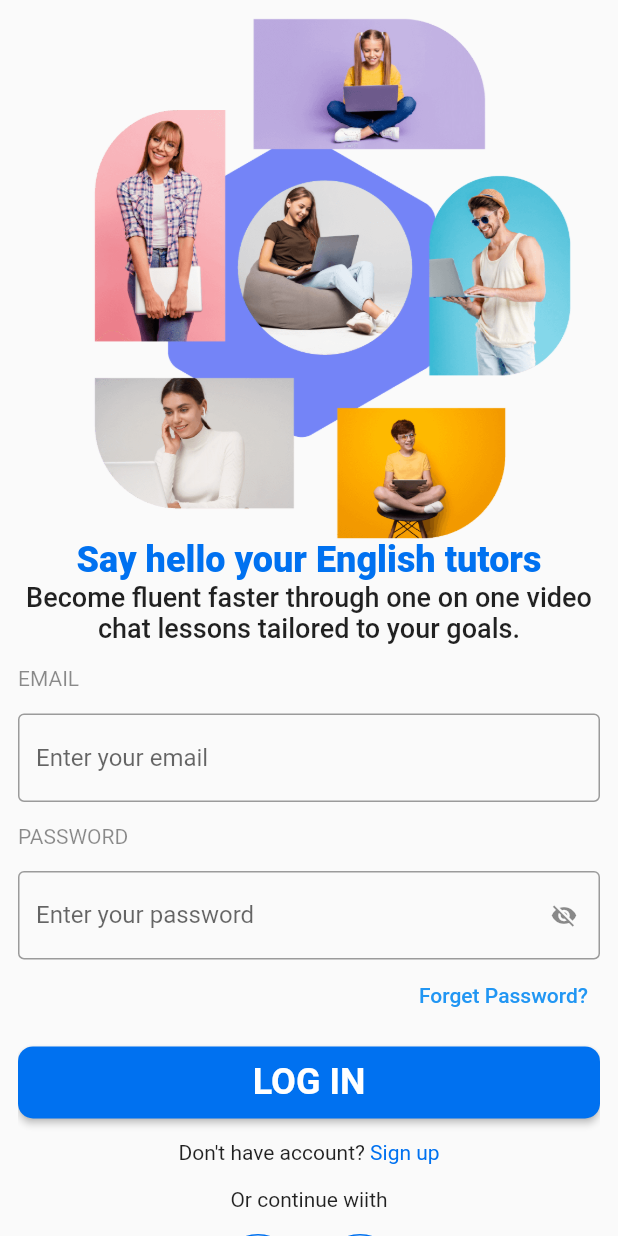
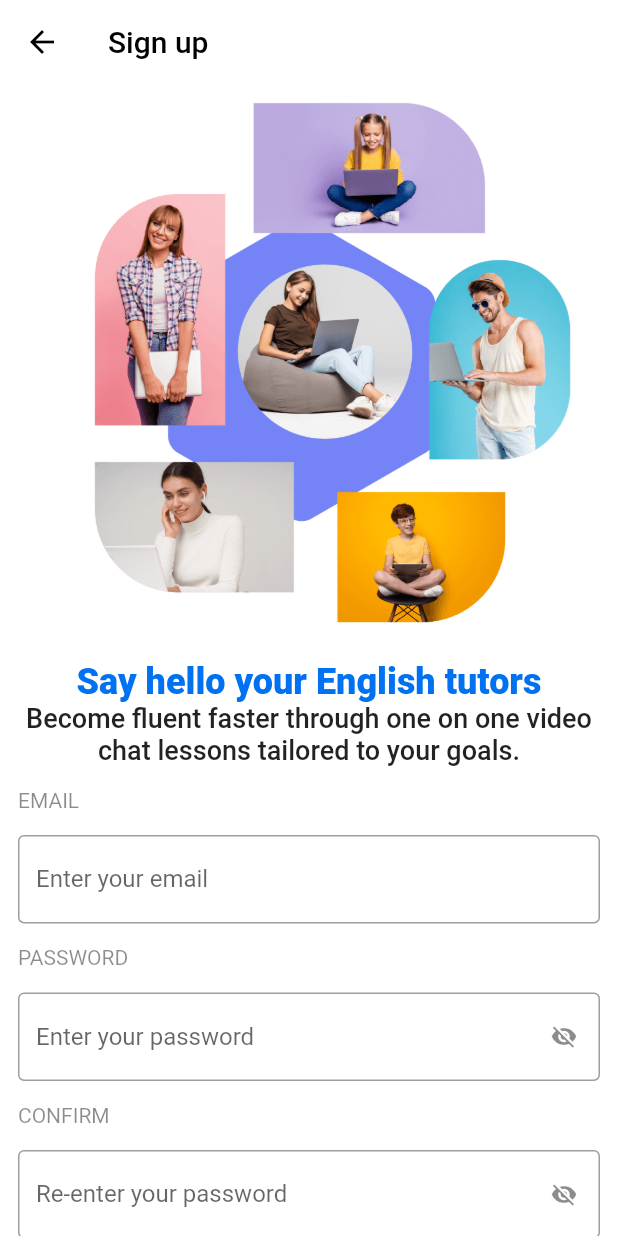
Before and after one commit to phamduygit/lettutor-app, a Flutter app: the screen it shows after launch, after a tap on "Sign up", on a phone screen of 412 x 824 dp. Run offline on Flutter 3.47's test engine with Material 2 defaults, Android fonts, the phone set to English and light mode, and no system bars; our stand-ins replace flutter_svg.

Commit message:
add forgot password screen, register screen

```diff
--- a/lib/main.dart
+++ b/lib/main.dart
@@ -1,7 +1,9 @@
 import 'package:flutter/material.dart';
+import 'package:lettutor_app/screens/Auth/login_screen.dart';
+import 'package:lettutor_app/screens/Auth/register_screen.dart';
 // import 'package:lettutor_app/screens/OnBoarding/on_boarding.dart';
 
-import 'screens/Auth/login_screen.dart';
+// import 'screens/Auth/login_screen.dart';
 
 void main() {
   runApp(const MyApp());
--- a/lib/screens/Auth/Components/border_icon_button.dart
+++ b/lib/screens/Auth/Components/border_icon_button.dart
@@ -15,11 +15,11 @@ class BorderIconButton extends StatelessWidget {
       child: Container(
         padding: const EdgeInsets.all(5),
         decoration: BoxDecoration(
-          borderRadius: BorderRadius.circular(100),
           border: Border.all(
             width: 1,
             color: mainColor,
           ),
+          shape: BoxShape.circle
         ),
         child: SvgPicture.asset(
           iconName,
--- a/lib/screens/Auth/Components/form_field.dart
+++ /dev/null
@@ -1,80 +0,0 @@
-import 'package:flutter/material.dart';
-import 'default_button.dart';
-import 'secure_text_field.dart';
-
-class MyFormField extends StatefulWidget {
-  const MyFormField({Key? key}) : super(key: key);
-
-  @override
-  _MyFormFieldState createState() => _MyFormFieldState();
-}
-
-class _MyFormFieldState extends State<MyFormField> {
-  final _text = TextEditingController();
-  bool _validate = false;
-  void isClickLogin() {
-    setState(() {
-      _text.text.isEmpty ? _validate = true : _validate = false;
-    });
-  }
-
-  @override
-  void dispose() {
-    _text.dispose();
-    super.dispose();
-  }
-
-  @override
-  Widget build(BuildContext context) {
-    return Column(
-      children: [
-        Row(
-          mainAxisAlignment: MainAxisAlignment.start,
-          children: const [
-            Text(
-              "EMAIL",
-              style: TextStyle(color: Colors.black45),
-              textAlign: TextAlign.left,
-            ),
-          ],
-        ),
-        const SizedBox(height: 15),
-        TextField(
-          keyboardType: TextInputType.emailAddress,
-          decoration: InputDecoration(
-            border: const OutlineInputBorder(),
-            hintText: 'Enter your email',
-            errorText: _validate ? 'Value Can\'t Be Empty' : null,
-          ),
-        ),
-        const SizedBox(height: 15),
-        Row(
-          mainAxisAlignment: MainAxisAlignment.start,
-          children: const [
-            Text(
-              "PASSWORD",
-              style: TextStyle(color: Colors.black45),
-              textAlign: TextAlign.left,
-            ),
-          ],
-        ),
-        const SizedBox(height: 15),
-        const SecureTextField(),
-        Row(
-          mainAxisAlignment: MainAxisAlignment.end,
-          children: [
-            TextButton(
-              child: const Text("Forget Password?"),
-              onPressed: () {},
-            )
-          ],
-        ),
-        const SizedBox(height: 10),
-        DefaultButton(
-          content: 'LOG IN',
-          press: isClickLogin,
-        ),
-      ],
-    );
-  }
-}
--- /dev/null
+++ b/lib/screens/Auth/Components/introduction_app.dart
@@ -0,0 +1,33 @@
+import 'package:flutter/material.dart';
+import 'package:lettutor_app/contants.dart';
+
+class IntroductionApp extends StatelessWidget {
+  const IntroductionApp({
+    Key? key,
+  }) : super(key: key);
+
+  @override
+  Widget build(BuildContext context) {
+    return Column(
+      children: [
+        Image.asset("assets/images/loginImage.png"),
+        const SizedBox(height: 25),
+        const Text(
+          "Say hello your English tutors",
+          style: TextStyle(
+            color: mainColor,
+            fontSize: 24,
+            fontWeight: FontWeight.w800,
+          ),
+          textAlign: TextAlign.center,
+        ),
+        const Text(
+          "Become fluent faster through one on one video chat lessons tailored to your goals.",
+          style:
+              TextStyle(fontSize: 18, fontWeight: FontWeight.w500),
+          textAlign: TextAlign.center,
+        ),
+      ],
+    );
+  }
+}
--- /dev/null
+++ b/lib/screens/Auth/Components/login_fb_gg.dart
@@ -0,0 +1,37 @@
+import 'package:flutter/material.dart';
+
+import 'border_icon_button.dart';
+
+class LoginFacebookGoogle extends StatelessWidget {
+  const LoginFacebookGoogle({
+    Key? key,
+  }) : super(key: key);
+
+  @override
+  Widget build(BuildContext context) {
+    return Column(
+      children: [
+        const Text("Or continue wiith"),
+        const SizedBox(height: 15),
+        Row(
+          mainAxisAlignment: MainAxisAlignment.center,
+          children: [
+            InkWell(
+              child: const BorderIconButton(
+                  iconName: "assets/images/icons8-google.svg"),
+              onTap: () {},
+              borderRadius: BorderRadius.circular(50),
+            ),
+            const SizedBox(width: 20),
+            InkWell(
+              child: const BorderIconButton(
+                  iconName: "assets/images/icons8-facebook.svg"),
+              onTap: () {},
+              borderRadius: BorderRadius.circular(50),
+            ),
+          ],
+        ),
+      ],
+    );
+  }
+}
--- /dev/null
+++ b/lib/screens/Auth/Components/login_form_field.dart
@@ -0,0 +1,50 @@
+import 'package:flutter/material.dart';
+import 'package:lettutor_app/screens/Auth/Components/normal_form_field.dart';
+import 'package:lettutor_app/screens/Auth/forgot_password.dart';
+import 'default_button.dart';
+import 'secure_text_field.dart';
+
+class MyFormField extends StatefulWidget {
+  const MyFormField({Key? key}) : super(key: key);
+
+  @override
+  _MyFormFieldState createState() => _MyFormFieldState();
+}
+
+class _MyFormFieldState extends State<MyFormField> {
+  @override
+  Widget build(BuildContext context) {
+    return Column(
+      children: [
+        const NormalFormField(
+            titleTextFiled: "EMAIL", placeHolder: "Enter your email"),
+        const SizedBox(height: 15),
+        const SecureTextField(
+            titleTextFiled: "PASSWORD", placeHolder: "Enter your password"),
+        Row(
+          mainAxisAlignment: MainAxisAlignment.end,
+          children: [
+            TextButton(
+              child: const Text("Forget Password?"),
+              onPressed: () {
+                Navigator.push(
+                  context,
+                  MaterialPageRoute(
+                    builder: (context) {
+                      return const ForgotPasswordScreen();
+                    },
+                  ),
+                );
+              },
+            )
+          ],
+        ),
+        const SizedBox(height: 10),
+        DefaultButton(
+          content: 'LOG IN',
+          press: () {},
+        ),
+      ],
+    );
+  }
+}
--- /dev/null
+++ b/lib/screens/Auth/Components/normal_form_field.dart
@@ -0,0 +1,32 @@
+import 'package:flutter/material.dart';
+
+class NormalFormField extends StatelessWidget {
+  const NormalFormField({Key? key, required this.titleTextFiled, required this.placeHolder}) : super(key: key);
+  final String titleTextFiled;
+  final String placeHolder;
+  @override
+  Widget build(BuildContext context) {
+    return Column(
+      children: [
+        Row(
+          mainAxisAlignment: MainAxisAlignment.start,
+          children: [
+            Text(
+              titleTextFiled,
+              style: const TextStyle(color: Colors.black45),
+              textAlign: TextAlign.left,
+            ),
+          ],
+        ),
+        const SizedBox(height: 15),
+        TextField(
+          keyboardType: TextInputType.emailAddress,
+          decoration: InputDecoration(
+            border: const OutlineInputBorder(),
+            hintText: placeHolder,
+          ),
+        ),
+      ],
+    );
+  }
+}
--- a/lib/screens/Auth/Components/normal_text_field.dart
+++ /dev/null
@@ -1 +0,0 @@
-// import 'package:flutter/material.dart';
--- /dev/null
+++ b/lib/screens/Auth/Components/register_form_field.dart
@@ -0,0 +1,32 @@
+import 'package:flutter/material.dart';
+
+import 'default_button.dart';
+import 'normal_form_field.dart';
+import 'secure_text_field.dart';
+
+class RegisterFormField extends StatefulWidget {
+  const RegisterFormField({ Key? key }) : super(key: key);
+
+  @override
+  _RegisterFormFieldState createState() => _RegisterFormFieldState();
+}
+
+class _RegisterFormFieldState extends State<RegisterFormField> {
+  @override
+  Widget build(BuildContext context) {
+    return Column(
+      children: [
+        const NormalFormField(titleTextFiled: "EMAIL", placeHolder: "Enter your email"),
+        const SizedBox(height: 15),
+        const SecureTextField(titleTextFiled: "PASSWORD", placeHolder: "Enter your password",),
+        const SizedBox(height: 15),
+        const SecureTextField(titleTextFiled: "CONFIRM", placeHolder: "Re-enter your password",),
+        const SizedBox(height: 10),
+        DefaultButton(
+          content: 'LOG IN',
+          press: () {},
+        ),
+      ],
+    );
+  }
+}
--- a/lib/screens/Auth/Components/secure_text_field.dart
+++ b/lib/screens/Auth/Components/secure_text_field.dart
@@ -2,9 +2,10 @@ import 'package:flutter/material.dart';
 
 class SecureTextField extends StatefulWidget {
   const SecureTextField({
-    Key? key,
+    Key? key, required this.titleTextFiled, required this.placeHolder,
   }) : super(key: key);
-
+  final String titleTextFiled;
+  final String placeHolder;
   @override
   State<SecureTextField> createState() => _SecureTextFieldState();
 }
@@ -21,11 +22,24 @@ class _SecureTextFieldState extends State<SecureTextField> {
   }
   @override
   Widget build(BuildContext context) {
-    return TextField(
+    return Column(
+      children: [
+        Row(
+          mainAxisAlignment: MainAxisAlignment.start,
+          children: [
+            Text(
+              widget.titleTextFiled,
+              style: const TextStyle(color: Colors.black45),
+              textAlign: TextAlign.left,
+            ),
+          ],
+        ),
+        const SizedBox(height: 15),
+        TextField(
           obscureText: !showPassword,
           decoration: InputDecoration(
             border: const OutlineInputBorder(),
-        hintText: 'Enter your password',
+            hintText: widget.placeHolder,
             suffixIcon: SizedBox(
               height: 18.0,
               width: 18.0,
@@ -45,6 +59,8 @@ class _SecureTextFieldState extends State<SecureTextField> {
               ),
             ),
           ),
+        ),
+      ],
     );
   }
 }
--- /dev/null
+++ b/lib/screens/Auth/forgot_password.dart
@@ -0,0 +1,36 @@
+import 'package:flutter/material.dart';
+import 'package:lettutor_app/contants.dart';
+import 'package:lettutor_app/screens/Auth/Components/default_button.dart';
+import 'package:lettutor_app/screens/Auth/Components/introduction_app.dart';
+import 'package:lettutor_app/screens/Auth/Components/normal_form_field.dart';
+
+class ForgotPasswordScreen extends StatelessWidget {
+  const ForgotPasswordScreen({Key? key}) : super(key: key);
+
+  @override
+  Widget build(BuildContext context) {
+    return Scaffold(
+      backgroundColor: Colors.white,
+      appBar: AppBar(
+        title: const Text("Forgot password"),
+        backgroundColor: Colors.white,
+        foregroundColor: Colors.black,
+        elevation: 0,
+      ),
+      body: SafeArea(
+        child: Padding(
+          padding: const EdgeInsets.symmetric(horizontal: defaultPadding),
+          child: Column(
+            children: [
+              const IntroductionApp(),
+              const SizedBox(height: 15),
+              const NormalFormField(titleTextFiled: "EMAIL", placeHolder: "Enter your email"),
+              const SizedBox(height: 15),
+              DefaultButton(content: "SEND", press: () {})
+            ],
+          ),
+        ),
+      ),
+    );
+  }
+}
--- a/lib/screens/Auth/login_screen.dart
+++ b/lib/screens/Auth/login_screen.dart
@@ -1,9 +1,9 @@
 import 'package:flutter/material.dart';
-import 'package:flutter_svg/svg.dart';
 import 'package:lettutor_app/contants.dart';
-import 'package:lettutor_app/screens/Auth/Components/form_field.dart';
-
-import 'Components/border_icon_button.dart';
+import 'package:lettutor_app/screens/Auth/Components/login_form_field.dart';
+import 'package:lettutor_app/screens/Auth/register_screen.dart';
+import 'Components/introduction_app.dart';
+import 'Components/login_fb_gg.dart';
 
 class LoginScreen extends StatelessWidget {
   const LoginScreen({Key? key}) : super(key: key);
@@ -11,6 +11,7 @@ class LoginScreen extends StatelessWidget {
   @override
   Widget build(BuildContext context) {
     return Scaffold(
+      backgroundColor: Colors.white,
       body: SafeArea(
         child: Padding(
           padding: const EdgeInsets.symmetric(horizontal: defaultPadding),
@@ -18,21 +19,7 @@ class LoginScreen extends StatelessWidget {
             child: Column(
               // crossAxisAlignment: CrossAxisAlignment.start,
               children: [
-                Image.asset("assets/images/loginImage.png"),
-                const Text(
-                  "Say hello your English tutors",
-                  style: TextStyle(
-                    color: mainColor,
-                    fontSize: 24,
-                    fontWeight: FontWeight.w800,
-                  ),
-                  textAlign: TextAlign.center,
-                ),
-                const Text(
-                  "Become fluent faster through one on one video chat lessons tailored to your goals.",
-                  style: TextStyle(fontSize: 18, fontWeight: FontWeight.w500),
-                  textAlign: TextAlign.center,
-                ),
+                const IntroductionApp(),
                 const SizedBox(height: 15),
                 const MyFormField(),
                 const SizedBox(height: 15),
@@ -45,21 +32,19 @@ class LoginScreen extends StatelessWidget {
                         "Sign up",
                         style: TextStyle(color: mainColor),
                       ),
-                      onTap: () {},
+                      onTap: () {
+                        Navigator.push(
+                          context,
+                          MaterialPageRoute(builder: (context) {
+                            return const RegisterScreen();
+                          }),
+                        );
+                      },
                     )
                   ],
                 ),
                 const SizedBox(height: 15),
-                const Text("Or continue wiith"),
-                const SizedBox(height: 15),
-                Row(
-                  mainAxisAlignment: MainAxisAlignment.center,
-                  children: const [
-                    BorderIconButton(iconName: "assets/images/icons8-google.svg"),
-                    SizedBox(width: 20,),
-                    BorderIconButton(iconName: "assets/images/icons8-facebook.svg"),
-                  ],
-                ),
+                const LoginFacebookGoogle(),
               ],
             ),
           ),
--- /dev/null
+++ b/lib/screens/Auth/register_screen.dart
@@ -0,0 +1,38 @@
+import 'package:flutter/material.dart';
+import 'package:lettutor_app/contants.dart';
+import 'package:lettutor_app/screens/Auth/Components/introduction_app.dart';
+import 'package:lettutor_app/screens/Auth/Components/login_fb_gg.dart';
+import 'package:lettutor_app/screens/Auth/Components/register_form_field.dart';
+
+class RegisterScreen extends StatelessWidget {
+  const RegisterScreen({Key? key}) : super(key: key);
+
+  @override
+  Widget build(BuildContext context) {
+    return Scaffold(
+      backgroundColor: Colors.white,
+      appBar: AppBar(
+        title: const Text("Sign up"),
+        elevation: 0,
+        foregroundColor: Colors.black,
+        backgroundColor: Colors.white,
+      ),
+      body: SafeArea(
+        child: Padding(
+          padding: const EdgeInsets.symmetric(horizontal: defaultPadding),
+          child: SingleChildScrollView(
+            child: Column(
+              children: const [
+                IntroductionApp(),
+                SizedBox(height: 15),
+                RegisterFormField(),
+                SizedBox(height: 15),
+                LoginFacebookGoogle(),
+              ],
+            ),
+          ),
+        ),
+      ),
+    );
+  }
+}
```
Lines whose indentation alone changed are shown as unchanged.
